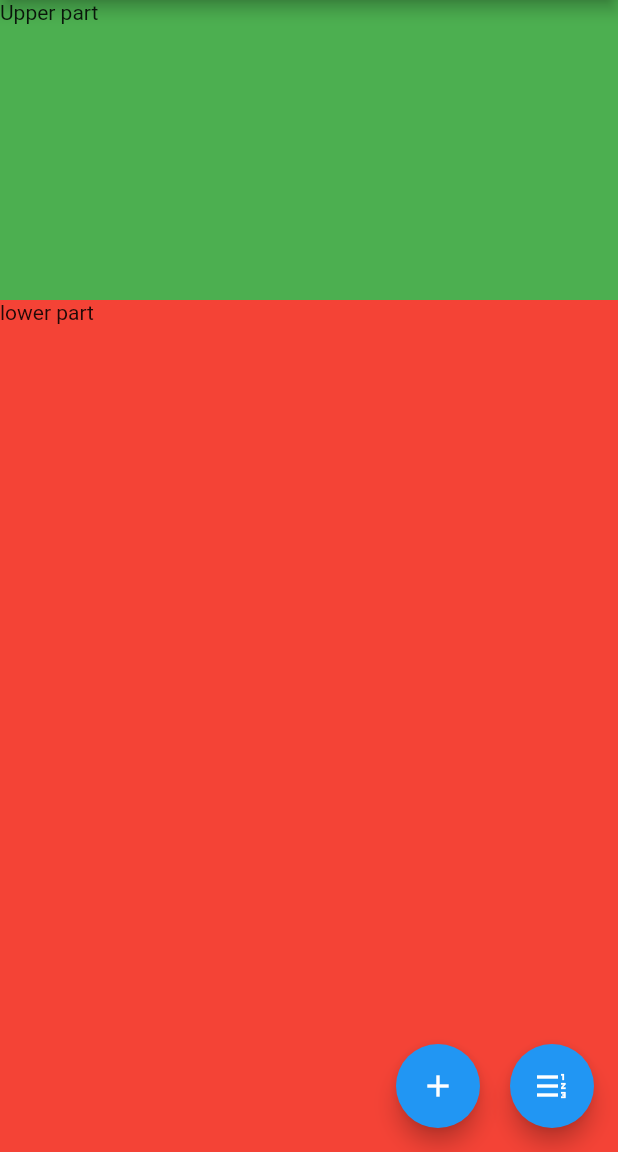
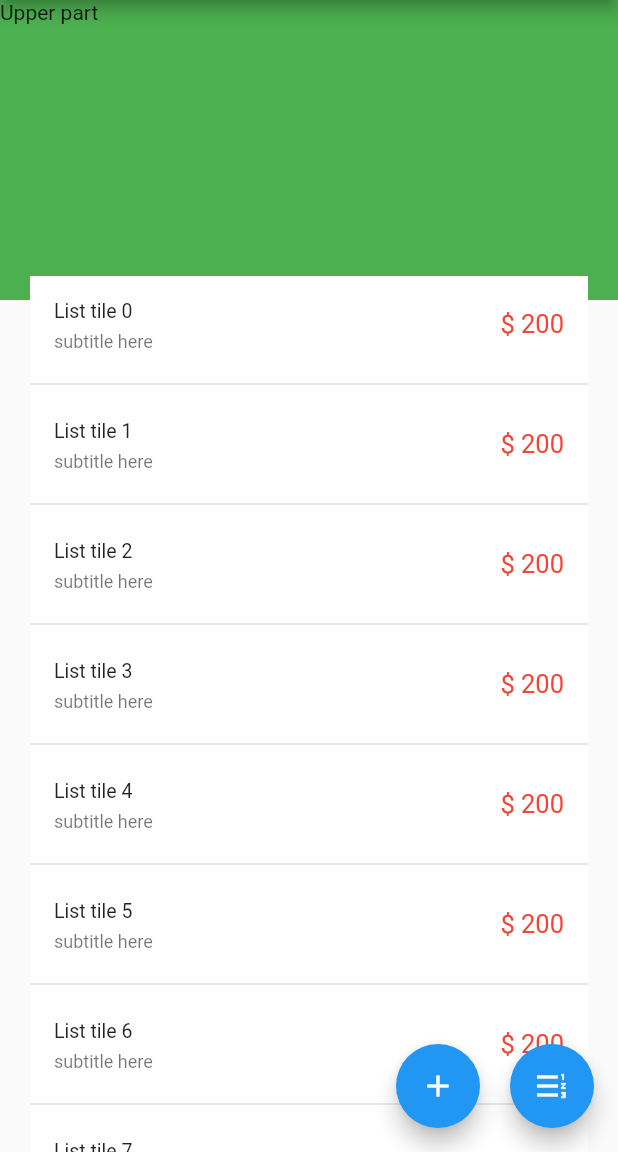
Before and after one commit to evansmwenda/MoneyTracker, a Flutter app: the screen it shows after launch, on a phone screen of 412 x 824 dp, the part 84-1236 px from its top. Run offline on Flutter 3.47's test engine with Material 2 defaults, Android fonts, the phone set to English and light mode, and no system bars; our stand-ins replace sqflite, stacked, stacked_services; accounts and stored records are empty.

```diff
--- a/lib/ui/views/home/home_view.dart
+++ b/lib/ui/views/home/home_view.dart
@@ -1,7 +1,7 @@
 import 'package:flutter/material.dart';
+import 'package:money_tracker/ui/widgets/transaction_tile.dart';
 import 'package:stacked/stacked.dart';
 import 'package:money_tracker/ui/views/home/home_viewmodel.dart';
-
 
 class HomeView extends StatelessWidget {
   const HomeView({Key? key}) : super(key: key);
@@ -9,12 +9,17 @@ class HomeView extends StatelessWidget {
   @override
   Widget build(BuildContext context) {
     return ViewModelBuilder<HomeViewModel>.reactive(
-     onModelReady:  (viewModel) => viewModel.initialise(),
+      onModelReady: (viewModel) => viewModel.initialise(),
       viewModelBuilder: () => HomeViewModel(),
       builder: (context, model, child) => Scaffold(
-       appBar: AppBar(title: Text("Money Tracker"),),
-       body: Column(
-         crossAxisAlignment: CrossAxisAlignment.start,
+        appBar: AppBar(
+          title: Text("Money Tracker"),
+        ),
+        body: SizedBox(
+          height: MediaQuery.of(context).size.height,
+          width: MediaQuery.of(context).size.width,
+          child: Stack(
+            clipBehavior: Clip.none,
             children: [
               Container(
                 child: Text("Upper part"),
@@ -22,15 +27,26 @@ class HomeView extends StatelessWidget {
                 height: 200,
                 width: MediaQuery.of(context).size.width,
               ),
-           Expanded(
+              Positioned(
+                bottom: 0,
+                height: MediaQuery.of(context).size.height - 240,
                 child: Container(
-               width: MediaQuery.of(context).size.width,
-               child: Text("lower part"),
-               color: Colors.red,
+                  width: MediaQuery.of(context).size.width - 40,
+                  margin: EdgeInsets.symmetric(horizontal: 20),
+                  color: Colors.white,
+                  child: ListView.builder(
+                      itemCount: 8,
+                      itemBuilder: (context, index) {
+                        return TransactionTile(index: index);
+                      }),
                 ),
               ),
             ],
           ),
+        ),
+
+        //   ],
+        // ),
         floatingActionButton: Row(
           mainAxisAlignment: MainAxisAlignment.end,
           children: [
@@ -38,19 +54,27 @@ class HomeView extends StatelessWidget {
               onPressed: model.gotoAddTransaction,
               tooltip: "Add Transaction",
               child: const Center(
-               child: Icon(Icons.add,color: Colors.white,),
+                child: Icon(
+                  Icons.add,
+                  color: Colors.white,
                 ),
               ),
-           SizedBox(width: 20,),
+            ),
+            SizedBox(
+              width: 20,
+            ),
             FloatingActionButton(
               onPressed: model.gotoAllTransactions,
               tooltip: "Transactions",
               child: const Center(
-               child: Icon(Icons.format_list_numbered_rtl,color: Colors.white,),
+                child: Icon(
+                  Icons.format_list_numbered_rtl,
+                  color: Colors.white,
+                ),
               ),
             )
           ],
-       ) ,
+        ),
       ),
     );
   }
--- /dev/null
+++ b/lib/ui/widgets/transaction_tile.dart
@@ -0,0 +1,21 @@
+import 'package:flutter/material.dart';
+
+class TransactionTile extends StatelessWidget {
+  int? index;
+  TransactionTile({Key? key,this.index,}) : super(key: key);
+
+  @override
+  Widget build(BuildContext context) {
+    return Column(
+      children: [
+        ListTile(
+          dense: true,
+          title: Text("List tile $index",),
+          subtitle: Text("subtitle here",),
+          trailing: Text("\$ 200",style: TextStyle(color: Colors.red,fontSize: 17,),),
+        ),
+        Divider(thickness: 1,),
+      ],
+    );
+  }
+}
--- a/pubspec.yaml
+++ b/pubspec.yaml
@@ -33,6 +33,8 @@ dependencies:
   #dependencies
   stacked: ^2.2.7+1
   stacked_services: ^0.8.16
+  sqflite:
+  path:
 
 
   # The following adds the Cupertino Icons font to your application.
```
Also changed, not shown: lib/core/models/transaction.dart (added, +45 -0 lines), lib/core/transaction_database.dart (added, +65 -0 lines), lib/ui/views/transactions/transactions_view/transactions_view.dart (+2 -9 lines), pubspec.lock. Lines whose indentation alone changed are shown as unchanged.
